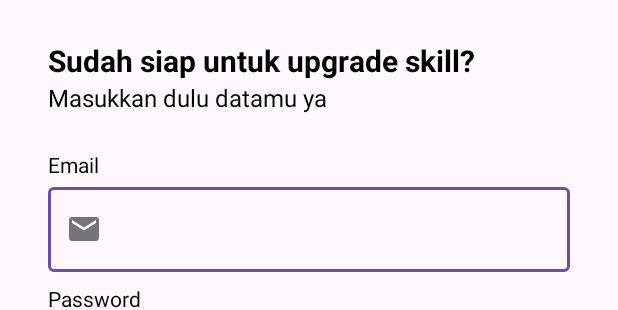
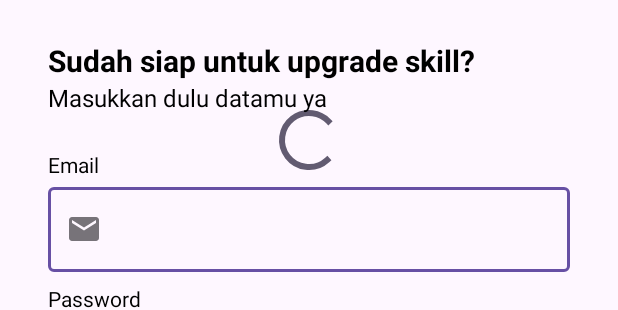
Before and after one commit to ImamMunif/Submission-Android-Intermediate, an Android app: the layout activity_login.xml on its own in the app's theme, with its tools: preview values and no code run, on a phone screen of 412 x 824 dp. Shown: the part 478-788 px from the top of the screen. Run offline under Robolectric (Android 15) with nearby library versions, the phone set to English and light mode, and no system bars; network calls fail.

Commit message:
retrofit login logic using FormUrlEncoded, and store the session using DataStore

```diff
--- a/app/src/main/java/com/dicoding/storysubmission/data/api/SignupResponse.kt
+++ b/app/src/main/java/com/dicoding/storysubmission/data/response/SignupResponse.kt
@@ -1,4 +1,4 @@
-package com.dicoding.storysubmission.data.api
+package com.dicoding.storysubmission.data.response
 
 import com.google.gson.annotations.SerializedName
 
--- a/app/src/main/java/com/dicoding/storysubmission/view/login/LoginViewModel.kt
+++ b/app/src/main/java/com/dicoding/storysubmission/view/login/LoginViewModel.kt
@@ -7,9 +7,12 @@ import com.dicoding.storysubmission.data.pref.UserModel
 import kotlinx.coroutines.launch
 
 class LoginViewModel(private val repository: UserRepository) : ViewModel() {
+
     fun saveSession(user: UserModel) {
         viewModelScope.launch {
             repository.saveSession(user)
         }
     }
+
+    fun login(email: String, password: String) = repository.login(email, password)
 }
--- a/app/src/main/java/com/dicoding/storysubmission/view/signup/SignupActivity.kt
+++ b/app/src/main/java/com/dicoding/storysubmission/view/signup/SignupActivity.kt
@@ -17,6 +17,7 @@ import com.dicoding.storysubmission.databinding.ActivitySignupBinding
 import com.dicoding.storysubmission.view.ViewModelFactory
 
 class SignupActivity : AppCompatActivity() {
+
     private lateinit var binding: ActivitySignupBinding
 
     private val viewModel by viewModels<SignupViewModel> {
--- a/app/src/main/res/layout/activity_login.xml
+++ b/app/src/main/res/layout/activity_login.xml
@@ -5,6 +5,18 @@
     android:layout_width="match_parent"
     android:layout_height="match_parent"
     tools:context=".view.login.LoginActivity">
+
+    <ProgressBar
+        android:id="@+id/progressBar"
+        style="?android:attr/progressBarStyle"
+        android:layout_width="wrap_content"
+        android:layout_height="wrap_content"
+        android:visibility="gone"
+        app:layout_constraintBottom_toBottomOf="parent"
+        app:layout_constraintEnd_toEndOf="parent"
+        app:layout_constraintStart_toStartOf="parent"
+        app:layout_constraintTop_toTopOf="parent"
+        tools:visibility="visible" />
 
     <ImageView
         android:id="@+id/imageView"
```
Also changed, not shown: app/src/main/java/com/dicoding/storysubmission/data/UserRepository.kt (+28 -5 lines), app/src/main/java/com/dicoding/storysubmission/data/api/ApiService.kt (+9 -0 lines), app/src/main/java/com/dicoding/storysubmission/data/response/LoginResponse.kt (added, +27 -0 lines), app/src/main/java/com/dicoding/storysubmission/view/login/LoginActivity.kt (+73 -7 lines).
